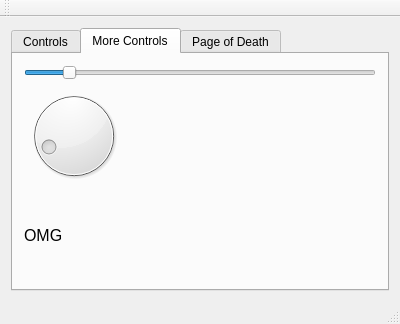
FIGS-FESS/FESSGUI, file FESS-GUI/mainwindow.ui: the form before one commit.
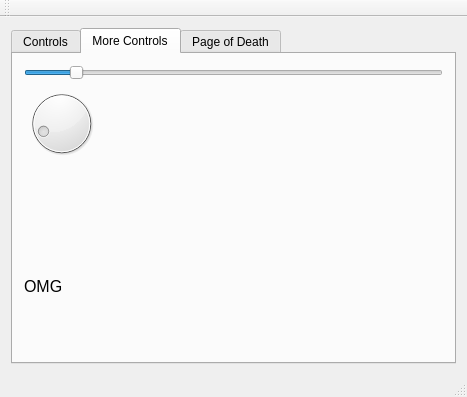
The form after the commit.

```diff
--- a/FESS-GUI/mainwindow.ui
+++ b/FESS-GUI/mainwindow.ui
@@ -6,8 +6,8 @@
    <rect>
     <x>0</x>
     <y>0</y>
-    <width>400</width>
-    <height>324</height>
+    <width>467</width>
+    <height>397</height>
    </rect>
   </property>
   <property name="windowTitle">
@@ -86,14 +86,14 @@
               </property>
               <property name="minimumSize">
                <size>
-                <width>50</width>
-                <height>50</height>
+                <width>75</width>
+                <height>75</height>
                </size>
               </property>
               <property name="maximumSize">
                <size>
-                <width>100</width>
-                <height>100</height>
+                <width>75</width>
+                <height>75</height>
                </size>
               </property>
               <property name="value">
```
Left out of the diff: 4 changed lines with no effect on the pictures.
